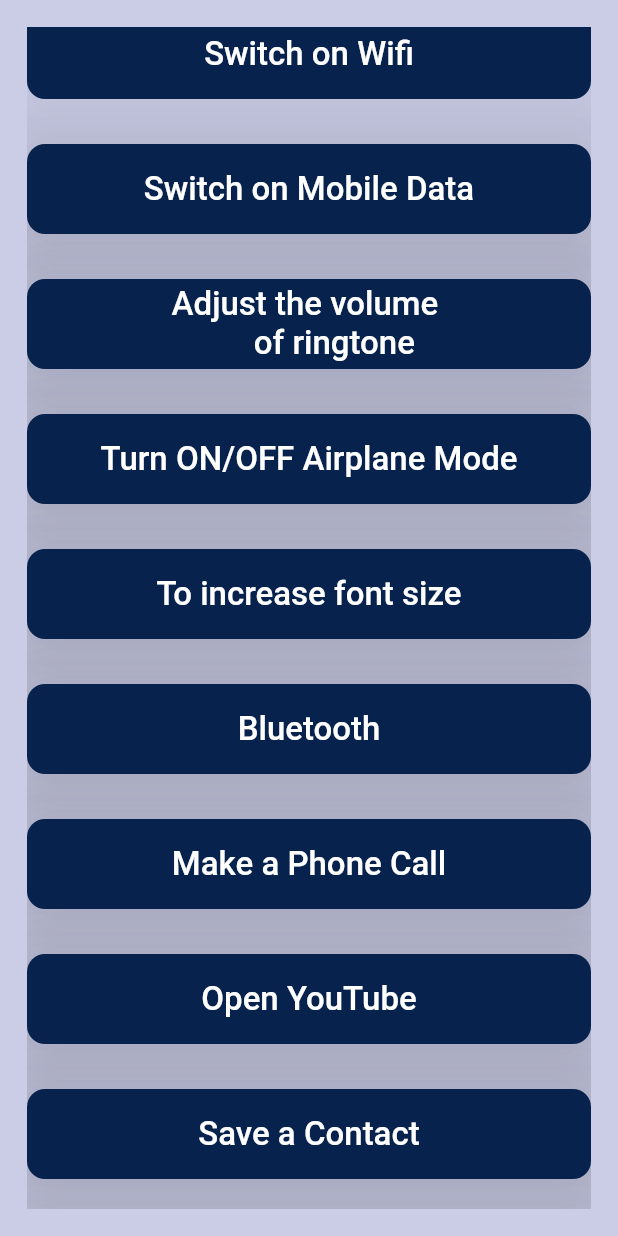
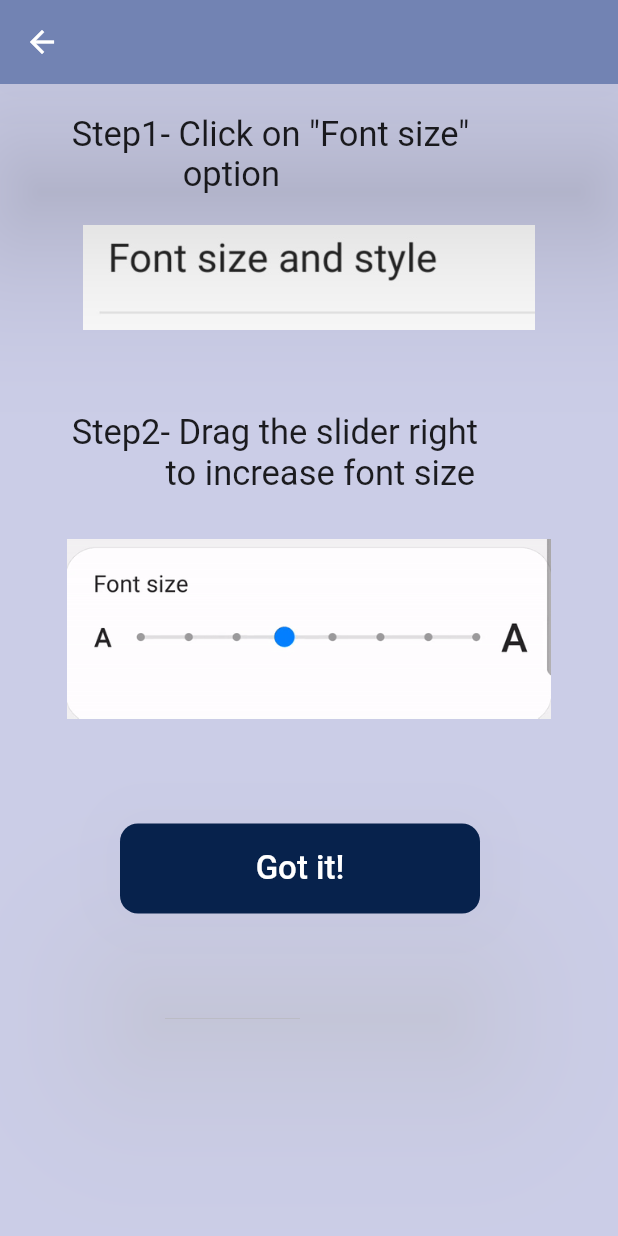
Before and after one commit to jahnavi2k/EldBud, a Flutter app: the Questions screen opened by its route, scrolled down 122 dp, after a tap on "To increase font size", on a phone screen of 412 x 824 dp. Run offline on Flutter 3.47's test engine with Material 2 defaults, Android fonts, the phone set to English and light mode, and no system bars; our stand-ins replace contacts_service, permission_handler; missing offline and left inert: app_settings, open_settings, system_settings; Roboto replaces fonts that are missing (Mon); project files that could hold a hidden picture were left out.

Commit message:
added font size page

```diff
--- a/lib/main.dart
+++ b/lib/main.dart
@@ -1,3 +1,4 @@
+import 'package:we_project/pages/fontSize.dart';
 import 'package:we_project/splash.dart';
 import 'package:flutter/material.dart';
 import 'package:we_project/pages/questions.dart';
@@ -24,6 +25,7 @@ void main() {
       'ringtonevolume' : (context) => RingtoneVolume(),
       'contactlist': (context) => Contacts(),
       'phone': (context) => PhoneCall(),
+      'fontSize' : (context) => FontSize(),
     },
   ));
 }
--- /dev/null
+++ b/lib/pages/fontSize.dart
@@ -0,0 +1,117 @@
+import 'package:flutter/material.dart';
+import 'package:open_settings/open_settings.dart';
+
+class FontSize extends StatefulWidget {
+  @override
+  _FontSize createState() => _FontSize();
+}
+
+class _FontSize extends State<FontSize> {
+  @override
+  Widget build(BuildContext context) {
+    return Scaffold(
+      backgroundColor: Color(0xffCBCDE7),
+      appBar: AppBar(
+        backgroundColor: Color(0xff7283B3),
+        elevation: 50.0,
+      ),
+      body: Column(
+        children: [
+          Row(
+            children: [
+              Padding(
+                padding: const EdgeInsets.fromLTRB(25.0, 20.0, 0.0, 20.0),
+                child: Text(
+                  '    Step1- Click on "Font size" \n                 option',
+                  style: TextStyle(
+                    fontSize: 23.0,
+                    fontFamily: 'Mon',
+
+                  ),
+                ),
+              )
+            ],
+          ),
+
+
+          Row(
+            children: [
+              Expanded(
+                child: Image.asset(
+                  'assets/fontsizeOpt.jpeg',
+                  width: 450.0,
+                  height: 70.0,
+                ),
+              )
+            ],
+          ),
+
+
+          Row(
+            children: [
+              Padding(
+                padding: const EdgeInsets.fromLTRB(25.0, 55.0, 0.0, 30.0),
+                child: Text(
+                  '    Step2- Drag the slider right \n               to increase font size',
+                  style: TextStyle(
+                    fontSize: 23.0,
+                    fontFamily: 'Mon',
+
+                  ),
+                ),
+              )
+            ],
+          ),
+
+
+          Row(
+            children: [
+              Expanded(
+                child: Image.asset(
+                  'assets/fontgif.gif',
+                  width: 520.0,
+                  height: 120.0,
+                ),
+              )
+            ],
+          ),
+
+
+
+          Row(
+            children: [
+              Padding(
+                padding: const EdgeInsets.fromLTRB(80.0, 70.0, 10.0, 0.0),
+                child: Container(
+                    child: ElevatedButton(
+                      child: Text(
+                        "Got it!",
+                        style: TextStyle(
+                          fontSize: 22.0,
+                          fontFamily: 'Mon',
+
+                        ),
+                      ),
+                      onPressed: () {
+                        OpenSettings.openDisplaySetting();
+                      },
+                      style: ElevatedButton.styleFrom(
+                        fixedSize: Size(240.0,60.0),
+                        primary: Color(0xFF07224C),
+                        onPrimary: Color(0XFFFFFFFF),
+                        shadowColor: Colors.grey[100],
+                        elevation: 50.0,
+                        shape: RoundedRectangleBorder(
+                          borderRadius: BorderRadius.circular(12.0),
+                        ),
+                      ),
+                    )
+                ),
+              ),
+            ],
+          )
+        ],
+      ),
+    );
+  }
+}
--- a/lib/pages/questions.dart
+++ b/lib/pages/questions.dart
@@ -167,7 +167,7 @@ class _QuestionsState extends State<Questions> {
                       ),
                     ),
                     onPressed: () {
-                      OpenSettings.openDisplaySetting();
+                      Navigator.pushNamed(context,'fontSize');
                     },
                     style: ElevatedButton.styleFrom(
                       fixedSize: Size(140.0,60.0),
```
Also changed, not shown: assets/fontgif.gif (added), assets/fontsizeOpt.jpeg (added).
